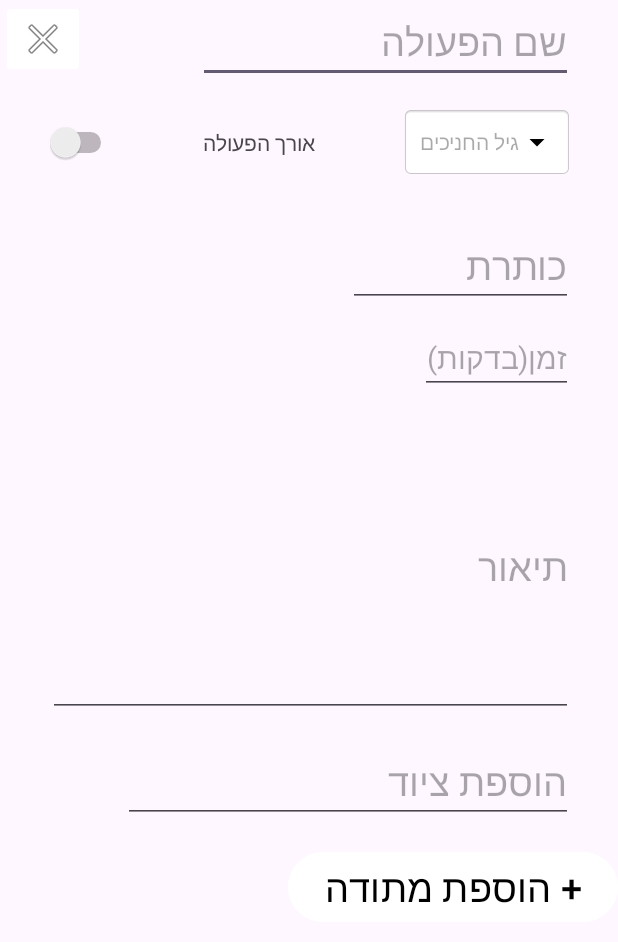
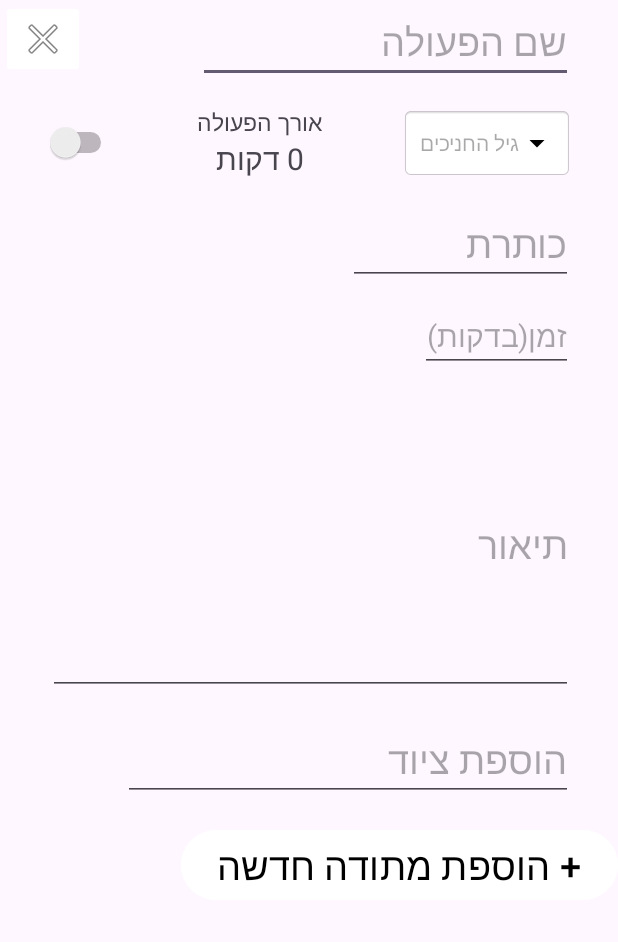
Before and after one commit to danielleFriedmanShemesh/guiDeD, an Android app: the Add_operation screen opened directly, with no data from a screen before it, on a phone screen of 412 x 824 dp. Shown: the top 942 px of the screen. Run offline under Robolectric (Android 15) with nearby library versions, the light colour scheme and no system bars.

```diff
--- a/app/src/main/java/com/example/guided/Add_operation.java
+++ b/app/src/main/java/com/example/guided/Add_operation.java
@@ -23,6 +23,7 @@ import androidx.constraintlayout.widget.ConstraintSet;
 import androidx.core.graphics.Insets;
 import androidx.core.view.ViewCompat;
 import androidx.core.view.WindowInsetsCompat;
+import androidx.recyclerview.widget.RecyclerView;
 
 import java.util.ArrayList;
 
@@ -43,7 +44,10 @@ public class Add_operation extends AppCompatActivity implements View.OnClickList
     LinearLayout metodaLayout;
     ArrayList<Metoda> metodotArr = new ArrayList<>();
     Metoda tempMetoda;
-    int i=0;
+
+    int counter=0;
+
+    //RecyclerView recyclerView;
 
 
 
@@ -70,11 +74,23 @@ public class Add_operation extends AppCompatActivity implements View.OnClickList
 
         addMetodaBTN= findViewById(R.id.addMetoda);
         addMetodaBTN.setOnClickListener(this);
+//
+//        title = findViewById(R.id.title);
+//        metodaLength = findViewById(R.id.lengthInMinutes);
+//        description = findViewById(R.id.description);
+//        equipment = findViewById(R.id.equipment);
 
-        title = findViewById(R.id.title);
-        metodaLength = findViewById(R.id.lengthInMinutes);
-        description = findViewById(R.id.description);
-        equipment = findViewById(R.id.equipment);
+//        tempMetoda = new Metoda(
+//                title.getText().toString(),
+//                Integer.parseInt(
+//                        metodaLength.getText().toString()),
+//                description.getText().toString(),
+//                equipment.getText().toString(),0);
+//        counter++;
+//        metodotArr.add(tempMetoda);
+
+//        recyclerView = findViewById(R.id.recyclerView);
+
 
 
         ageAdjustments = findViewById(R.id.age);
@@ -132,6 +148,7 @@ public class Add_operation extends AppCompatActivity implements View.OnClickList
         }
 
     }
+    //מקבל את הID של המתודה שאחרייה רוצים לשים את המטודה החדשה
     private void addMetoda(){
         LinearLayout linearLayout = new LinearLayout(this);
         linearLayout.setOrientation(LinearLayout.VERTICAL);
@@ -177,7 +194,7 @@ public class Add_operation extends AppCompatActivity implements View.OnClickList
 
         EditText metodaEquipment = new EditText(this);
         metodaEquipment.setId(View.generateViewId());
-        metodaEquipment.setHint("הוספת עזרים");
+        metodaEquipment.setHint("הוספת ציוד");
         metodaEquipment.setTextSize(25);
         LinearLayout.LayoutParams params2 = new LinearLayout.LayoutParams(
                 300, LinearLayout.LayoutParams.WRAP_CONTENT );
@@ -189,7 +206,7 @@ public class Add_operation extends AppCompatActivity implements View.OnClickList
         // Create a Button dynamically
         Button addNewMetodaBTN = new Button(this);
         addNewMetodaBTN.setId(ViewCompat.generateViewId());
-        addNewMetodaBTN.setText("+ הוספת מתודה");
+        addNewMetodaBTN.setText("+ הוספת מתודה חדשה");
         addNewMetodaBTN.setBackgroundColor(-1);
         addNewMetodaBTN.setTextColor(BLACK);
         addNewMetodaBTN.setTextSize(25);
@@ -208,7 +225,7 @@ public class Add_operation extends AppCompatActivity implements View.OnClickList
             }
         });
 
-        // Add views to the dynamically created ConstraintLayout
+        // Add views to the dynamically created LinearLayout
         linearLayout.addView(metodaTitle);
         linearLayout.addView(metodaLengthInMinutes);
         linearLayout.addView(metodaDescription);
@@ -220,11 +237,13 @@ public class Add_operation extends AppCompatActivity implements View.OnClickList
 //                Integer.parseInt(
 //                        metodaLengthInMinutes.getText().toString()),
 //                metodaDescription.getText().toString(),
-//                metodaEquipment.getText().toString());
+//                metodaEquipment.getText().toString(),counter);
+//        counter++;
 //        metodotArr.add(tempMetoda);
 
         metodaLayout.addView(linearLayout);
     }
+    public void saveMetoda(){}
 
 
 }
--- a/app/src/main/java/com/example/guided/Metoda.java
+++ b/app/src/main/java/com/example/guided/Metoda.java
@@ -15,6 +15,12 @@ public class Metoda {
         this.id = id;
     }
 
+    public String getTitle() {
+        return title;
+    }
+    public void setTitle(String title) {
+        this.title = title;
+    }
 
 
     public int getLength() {
--- a/app/src/main/res/layout/activity_add_operation.xml
+++ b/app/src/main/res/layout/activity_add_operation.xml
@@ -58,14 +58,25 @@
             app:layout_constraintTop_toTopOf="parent" />
 
         <TextView
+            android:id="@+id/lengthName"
+            android:layout_width="wrap_content"
+            android:layout_height="wrap_content"
+            android:text="אורך הפעולה"
+            android:textSize="15dp"
+            app:layout_constraintEnd_toStartOf="@+id/age"
+            app:layout_constraintStart_toEndOf="@+id/switch3"
+            app:layout_constraintTop_toTopOf="parent" />
+
+        <TextView
             android:id="@+id/length"
             android:layout_width="wrap_content"
             android:layout_height="wrap_content"
-            android:text="אורך הפעולה"
+            android:text="0 דקות"
+            android:textSize="20dp"
             app:layout_constraintBottom_toBottomOf="parent"
-            app:layout_constraintEnd_toStartOf="@+id/age"
-            app:layout_constraintStart_toEndOf="@+id/switch3"
-            app:layout_constraintTop_toTopOf="@+id/age" />
+            app:layout_constraintEnd_toEndOf="@+id/lengthName"
+            app:layout_constraintStart_toStartOf="@+id/lengthName"
+            app:layout_constraintTop_toBottomOf="@+id/lengthName" />
 
         <Switch
             android:id="@+id/switch3"
@@ -79,13 +90,18 @@
     </androidx.constraintlayout.widget.ConstraintLayout>
 </LinearLayout>
 
+ <!-->oid:layout_width="match_parent"
+        android:layout_height="match_parent"
+        android:layout_marginTop="15dp"
+        android:id="@+id/recyclerView"
+        >
+
+
+    </androidx.recyclerview.widget.RecyclerView>-->
     <ScrollView
         android:layout_width="match_parent"
-        android:layout_height="match_parent"
-        android:layout_marginTop="15dp"
-        >
-
-    <LinearLayout
+        android:layout_height="match_parent">
+         <LinearLayout
         android:id="@+id/llMetoda"
         android:layout_width="match_parent"
         android:layout_height="wrap_content"
@@ -140,33 +156,12 @@
             android:layout_height="wrap_content"
             android:layout_marginTop="15dp"
             android:backgroundTint="@color/white"
-            android:text="+ הוספת מתודה"
+            android:text="+ הוספת מתודה חדשה"
             android:textColor="@color/black"
             android:textSize="25dp"
             />
-
     </LinearLayout>
     </ScrollView>
-    <!--<ListView
-        android:id="@+id/lvMetodot"
-        android:layout_width="match_parent"
-        android:layout_height="560dp"
-        app:layout_constraintBottom_toBottomOf="parent"
-        app:layout_constraintEnd_toEndOf="parent"
-        app:layout_constraintHorizontal_bias="1.0"
-        app:layout_constraintStart_toStartOf="parent"
-        app:layout_constraintTop_toBottomOf="@+id/age"
-        app:layout_constraintVertical_bias="0.0">
-    </ListView>
-        <Button
-            android:id="@+id/addMetoda"
-            android:layout_width="wrap_content"
-            android:layout_height="wrap_content"
-            android:layout_marginTop="15dp"
-            android:layoutDirection="rtl"
-            android:background="@color/white"
-            android:text="הוספת מתודה"
-            app:icon="@drawable/baseline_add_24" />-->
 
 
 </LinearLayout>
--- a/app/src/main/res/layout/activity_register_num_two.xml
+++ b/app/src/main/res/layout/activity_register_num_two.xml
@@ -41,8 +41,8 @@
         android:layout_width="match_parent"
         android:layout_height="159dp"
         android:layout_marginTop="20dp"
-
-        tools:srcCompat="@drawable/images" />
+        android:src="@drawable/images"
+        />
 
     <ProgressBar
         android:id="@+id/progressBar"
--- a/app/src/main/res/layout/metoda_layout.xml
+++ b/app/src/main/res/layout/metoda_layout.xml
@@ -3,7 +3,7 @@
     xmlns:app="http://schemas.android.com/apk/res-auto"
     xmlns:tools="http://schemas.android.com/tools"
     android:layout_width="match_parent"
-    android:layout_height="match_parent">
+    android:layout_height="wrap_content">
 
     <EditText
         android:id="@+id/title"
--- a/app/src/main/res/values/colors.xml
+++ b/app/src/main/res/values/colors.xml
@@ -2,4 +2,5 @@
 <resources>
     <color name="black">#FF000000</color>
     <color name="white">#FFFFFFFF</color>
+    <color name="pink">#FFFFAAAA</color>
 </resources>
```
Also changed, not shown: app/src/main/java/com/example/guided/Operation.java (+92 -1 lines), app/src/main/java/com/example/guided/Register_num_two.java (+21 -15 lines), app/src/main/res/layout/dialog_searchable_spinner.xml (+9 -2 lines), app/src/main/res/layout/list_item.xml (added, +11 -0 lines).
